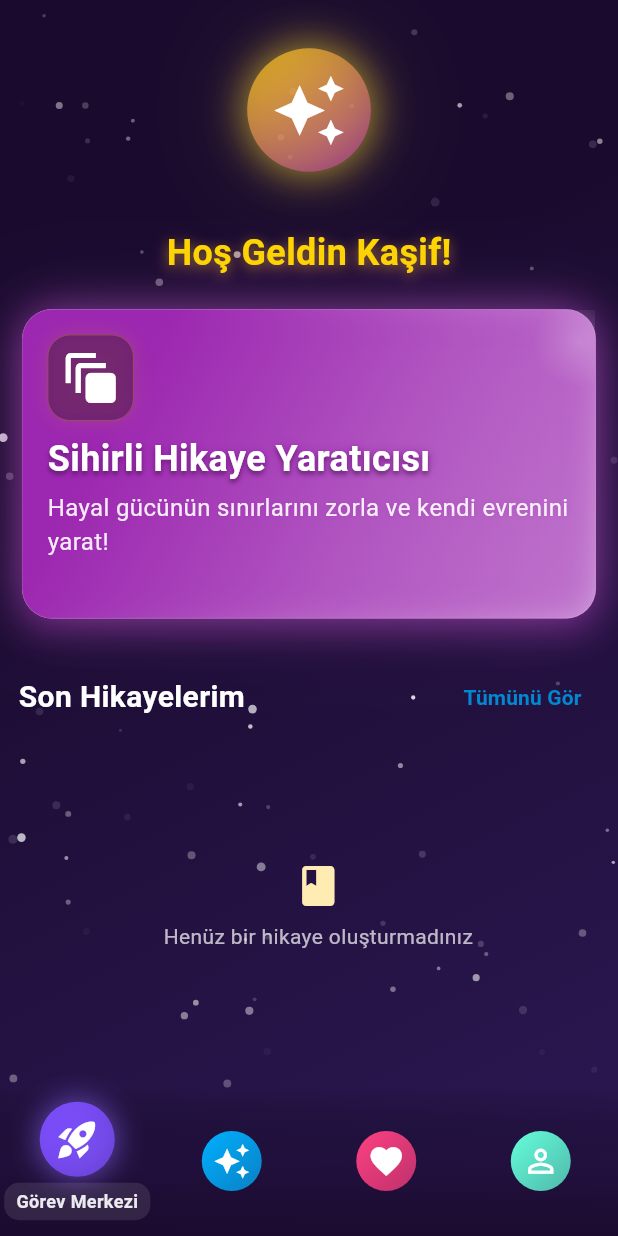
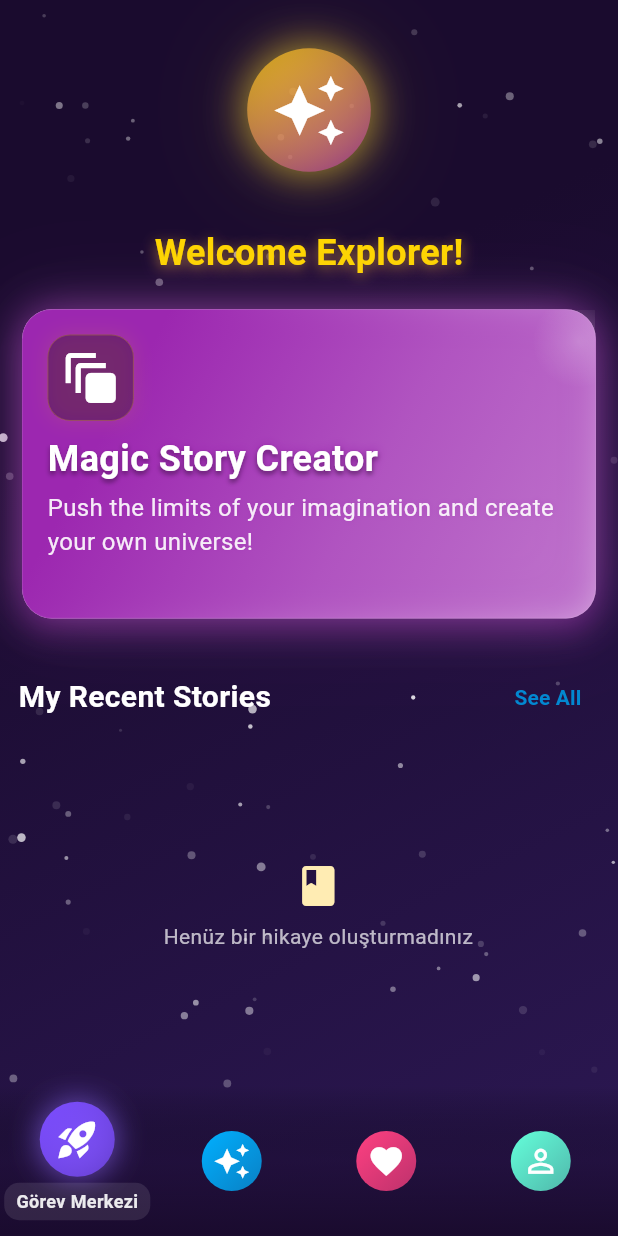
Before and after one commit to ibrahimysr/Story-Tale-Creator, a Flutter app: the screen it shows once a user with an empty profile is signed in, on a phone screen of 412 x 824 dp. Run offline on Flutter 3.47's test engine with Material 3 defaults, Android fonts, the phone set to English and light mode, and no system bars; drawn by our look-alikes of animated_bottom_navigation_bar; our stand-ins replace cloud_firestore, device_info_plus, firebase_auth, firebase_core, in_app_purchase, liquid_swipe and 5 more; accounts and stored records are empty; generated files the repository leaves out were written again.

Commit message:
hikaye kütüphanesi dil desteği eklendi

```diff
--- a/lib/l10n/app_en.arb
+++ b/lib/l10n/app_en.arb
@@ -57,5 +57,27 @@
   "passwordMinLength": "Password must be at least 6 characters",
   "joinAdventure": "Join Adventure",
   "alreadyExplorerLogin": "Already an explorer? Log in",
-  "registerTitle": "Join Space Adventure"
+  "registerTitle": "Join Space Adventure",
+  "emailAddressLabel" : "E-posta",
+  "resetPassword": "Reset Your Password",
+  "enterEmailAndReturnToSpace": "Enter your email and return to space adventures!",
+  "welcomeExplorer": "Welcome Explorer!",
+  "magicStoryCreator": "Magic Story Creator",
+  "createYourUniverse": "Push the limits of your imagination and create your own universe!",
+  "seeAll": "See All",
+  "myRecentStories": "My Recent Stories",
+  "myStoryLibrary" : "My Story Library" ,
+   "deleteStoryTitle": "Delete Story",
+  "deleteStoryMessage": "Are you sure you want to delete this story? This action cannot be undone.",
+  "cancel": "Cancel",
+  "delete": "Delete",
+  "storyDeletedSuccess": "Story deleted successfully",
+  "storyDeletedError": "An error occurred while deleting the story: {error}",
+  "loadingMore": "Loading more...",
+  "noSavedStories": "You have no saved stories yet",
+  "createNewStory": "Create and save a new story!",
+  "loginPromptMessage": "Please log in to view your story library",
+  "loginPromptDescription": "Log in to access all your stories and save new ones.",
+  "readTheStory":"Read the Story"
+
 }
--- a/lib/views/home/home_view.dart
+++ b/lib/views/home/home_view.dart
@@ -1,5 +1,6 @@
 import 'package:flutter/material.dart';
 import 'package:masal/core/extension/context_extension.dart';
+import 'package:masal/core/extension/locazition_extension.dart';
 import 'package:masal/core/theme/space_theme.dart';
 import 'package:masal/core/theme/widgets/starry_background.dart';
 import 'package:masal/viewmodels/home_viewmodel.dart';
@@ -60,14 +61,14 @@ class HomeView extends StatelessWidget {
                                   ),
                                   SizedBox(height: context.getDynamicHeight(2)),
                                   Text(
-                                    'Hoş Geldin Kaşif!',
+                                    context.localizations.welcomeExplorer,
                                     style: SpaceTheme.titleStyle,
                                   ),
                                   SizedBox(height: context.getDynamicHeight(2)),
                                   ActivityCard(
-                                    title: 'Sihirli Hikaye Yaratıcısı',
+                                    title: context.localizations.magicStoryCreator,
                                     description:
-                                        'Hayal gücünün sınırlarını zorla ve kendi evrenini yarat!',
+                                      context.localizations.createYourUniverse,
                                     icon: Icons.auto_awesome_motion,
                                     color: SpaceTheme.accentPurple,
                                     onTap: () async {
@@ -88,8 +89,8 @@ class HomeView extends StatelessWidget {
                                     mainAxisAlignment:
                                         MainAxisAlignment.spaceBetween,
                                     children: [
-                                      const Text(
-                                        'Son Hikayelerim',
+                                       Text(
+                                        context.localizations.myRecentStories,
                                         style: TextStyle(
                                           color: Colors.white,
                                           fontSize: 20,
@@ -111,7 +112,7 @@ class HomeView extends StatelessWidget {
                                                 viewModel.loadRecentStories());
                                           },
                                           child: Text(
-                                            'Tümünü Gör',
+                                           context.localizations.seeAll,
                                             style: TextStyle(
                                               color: SpaceTheme.accentBlue,
                                               fontWeight: FontWeight.bold,
@@ -143,138 +144,5 @@ class HomeView extends StatelessWidget {
     );
   }
 
-  // Future<void> _handleStoryCreatorTap(
-  //     BuildContext context, HomeViewModel viewModel) async {
-  //   final canAccess = await viewModel.canAccessStoryCreator();
-  //   if (!context.mounted) return;
-  //   if (canAccess) {
-  //     _navigateToStoryCreator(context);
-  //   } else {
-  //     if (FirebaseAuth.instance.currentUser != null) {
-  //       _showSubscriptionRequiredDialog(context);
-  //     } else {
-  //       _showLoginRequiredDialog(context);
-  //     }
-  //   }
-  // }
 
-  // void _showSubscriptionRequiredDialog(BuildContext context) {
-  //   showDialog(
-  //     context: context,
-  //     builder: (BuildContext context) => Dialog(
-  //       backgroundColor: Colors.transparent,
-  //       child: Container(
-  //         padding: context.paddingLowVertical * 1.5,
-  //         decoration: BoxDecoration(
-  //           gradient: SpaceTheme.mainGradient,
-  //           borderRadius: BorderRadius.circular(20),
-  //           boxShadow: [
-  //             BoxShadow(
-  //               color: SpaceTheme.accentPurple.withValues(alpha: 0.5),
-  //               blurRadius: 10,
-  //               spreadRadius: 2,
-  //             ),
-  //           ],
-  //         ),
-  //         child: Column(
-  //           mainAxisSize: MainAxisSize.min,
-  //           crossAxisAlignment: CrossAxisAlignment.center,
-  //           children: [
-  //             Text(
-  //               'Günlük Limit Aşıldı',
-  //               style: SpaceTheme.titleStyle.copyWith(
-  //                 fontSize: 22,
-  //                 color: Colors.white,
-  //               ),
-  //               textAlign: TextAlign.center,
-  //             ),
-  //             SizedBox(height: context.getDynamicHeight(2)),
-  //             Padding(
-  //               padding: context.paddingLowHorizontal * 1.3,
-  //               child: Text(
-  //                 'Günlük 2 hikaye oluşturma limitine ulaştınız. Daha fazla hikaye oluşturmak için lütfen abone olunuz.',
-  //                 style: TextStyle(
-  //                   color: Colors.white.withValues(alpha: 0.9),
-  //                   fontSize: 16,
-  //                 ),
-  //                 textAlign: TextAlign.center,
-  //               ),
-  //             ),
-  //             SizedBox(height: context.getDynamicHeight(3)),
-  //             Row(
-  //               mainAxisAlignment: MainAxisAlignment.spaceEvenly,
-  //               children: [
-  //                 ElevatedButton(
-  //                   onPressed: () {
-  //                     Navigator.of(context).pop();
-  //                   },
-  //                   style: ElevatedButton.styleFrom(
-  //                     backgroundColor:
-  //                         SpaceTheme.primaryDark.withValues(alpha: 0.8),
-  //                     shape: RoundedRectangleBorder(
-  //                       borderRadius: BorderRadius.circular(12),
-  //                     ),
-  //                     padding: EdgeInsets.symmetric(
-  //                       horizontal: context.lowValue * 2,
-  //                       vertical: context.lowValue,
-  //                     ),
-  //                   ),
-  //                   child: Text(
-  //                     'Tamam',
-  //                     style: TextStyle(
-  //                       color: SpaceTheme.accentBlue,
-  //                       fontWeight: FontWeight.bold,
-  //                     ),
-  //                   ),
-  //                 ),
-  //                 ElevatedButton(
-  //                   onPressed: () {
-  //                     Navigator.of(context).pop();
-  //                     Navigator.push(
-  //                         context,
-  //                         MaterialPageRoute(
-  //                             builder: (context) => PremiumPurchaseView()));
-  //                   },
-  //                   style: ElevatedButton.styleFrom(
-  //                     backgroundColor: SpaceTheme.accentPurple,
-  //                     shape: RoundedRectangleBorder(
-  //                       borderRadius: BorderRadius.circular(12),
-  //                     ),
-  //                     padding: EdgeInsets.symmetric(
-  //                       horizontal: context.lowValue * 2,
-  //                       vertical: context.lowValue,
-  //                     ),
-  //                   ),
-  //                   child: const Text(
-  //                     'Abone Ol',
-  //                     style: TextStyle(
-  //                       color: Colors.white,
-  //                       fontWeight: FontWeight.bold,
-  //                     ),
-  //                   ),
-  //                 ),
-  //               ],
-  //             ),
-  //           ],
-  //         ),
-  //       ),
-  //     ),
-  //   );
-  // }
-
-  // void _navigateToStoryCreator(BuildContext context) {
-  //   Navigator.push(
-  //     context,
-  //     MaterialPageRoute(
-  //       builder: (context) => const StoryCreatorView(),
-  //     ),
-  //   );
-  // }
-
-  // void _showLoginRequiredDialog(BuildContext context) {
-  //   showDialog(
-  //     context: context,
-  //     builder: (BuildContext context) => const LoginRequiredDialog(),
-  //   );
-  // }
 }
--- a/lib/views/story/story_library_view.dart
+++ b/lib/views/story/story_library_view.dart
@@ -1,6 +1,7 @@
 import 'package:firebase_auth/firebase_auth.dart';
 import 'package:flutter/material.dart';
 import 'package:masal/core/extension/context_extension.dart';
+import 'package:masal/core/extension/locazition_extension.dart';
 import 'package:masal/core/theme/space_theme.dart';
 import 'package:masal/core/theme/widgets/starry_background.dart';
 import 'package:masal/viewmodels/story_library_viewmodel.dart';
@@ -69,7 +70,7 @@ class StoryLibraryView extends StatelessWidget {
       elevation: 0,
       centerTitle: true,
       title: Text(
-        'Hikaye Kütüphanem',
+       context.localizations.myStoryLibrary,
         style: SpaceTheme.titleStyle.copyWith(fontSize: 20),
       ),
       actions: [
--- a/lib/widgets/story/story_library/error_view.dart
+++ b/lib/widgets/story/story_library/error_view.dart
@@ -1,5 +1,6 @@
 import 'package:flutter/material.dart';
 import 'package:masal/core/extension/context_extension.dart';
+import 'package:masal/core/extension/locazition_extension.dart';
 import 'package:masal/core/theme/space_theme.dart';
 import 'package:masal/viewmodels/story_library_viewmodel.dart';
 
@@ -41,8 +42,8 @@ class ErrorView extends StatelessWidget {
                 borderRadius: BorderRadius.circular(20),
               ),
             ),
-            child: const Text(
-              'Tekrar Dene',
+            child:  Text(
+             context.localizations.tryAgain,
               style: TextStyle(fontSize: 16, color: Colors.white),
             ),
           ),
--- a/lib/widgets/story/story_library/story_library_item.dart
+++ b/lib/widgets/story/story_library/story_library_item.dart
@@ -1,6 +1,7 @@
 import 'package:flutter/material.dart';
 import 'package:firebase_auth/firebase_auth.dart';
 import 'package:masal/core/extension/context_extension.dart';
+import 'package:masal/core/extension/locazition_extension.dart';
 import 'package:masal/core/theme/space_theme.dart';
 import 'package:masal/model/story/story_library_model.dart';
 import 'package:masal/viewmodels/story_display_viewmodel.dart';
@@ -209,8 +210,8 @@ class StoryLibraryItem extends StatelessWidget {
                                           .withValues(alpha: 0.3),
                                       borderRadius: BorderRadius.circular(15),
                                     ),
-                                    child: const Text(
-                                      'Hikayeyi Oku',
+                                    child:  Text(
+                                      context.localizations.readTheStory,
                                       style: TextStyle(
                                         color: Colors.white,
                                         fontSize: 14,
```
Also changed, not shown: lib/l10n/app_tr.arb (+24 -1 lines), lib/views/auth/reset_password_view.dart (+6 -5 lines), lib/widgets/story/story_library/empty_view.dart (+5 -4 lines), lib/widgets/story/story_library/login_prompt.dart (+7 -6 lines), lib/widgets/story/story_library/stories_list.dart (+32 -21 lines).
